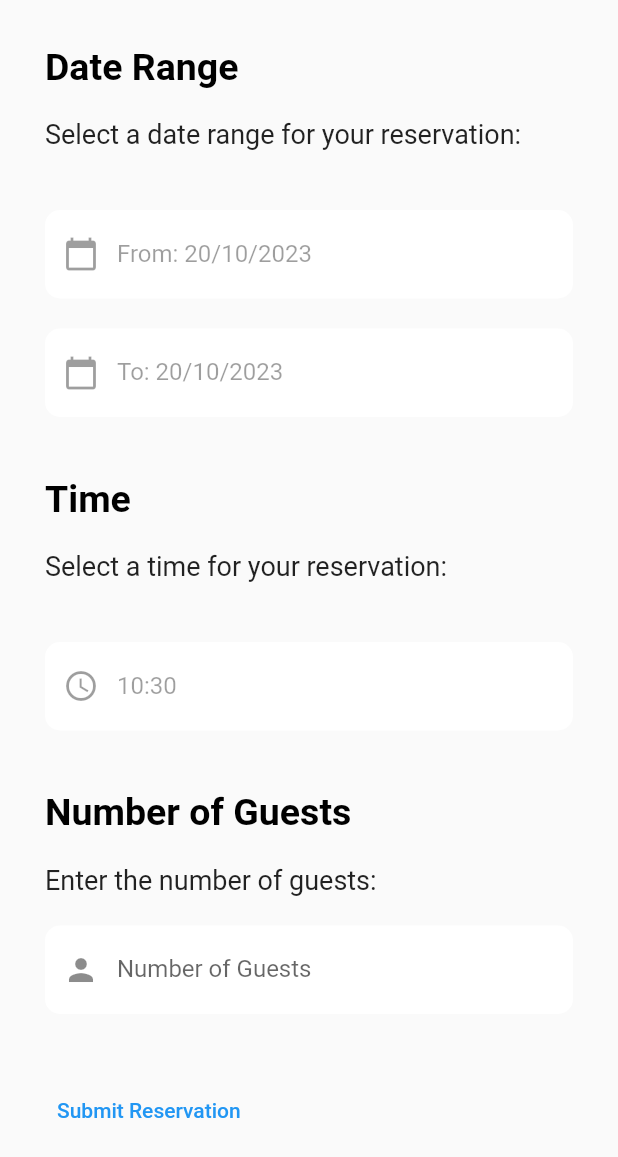
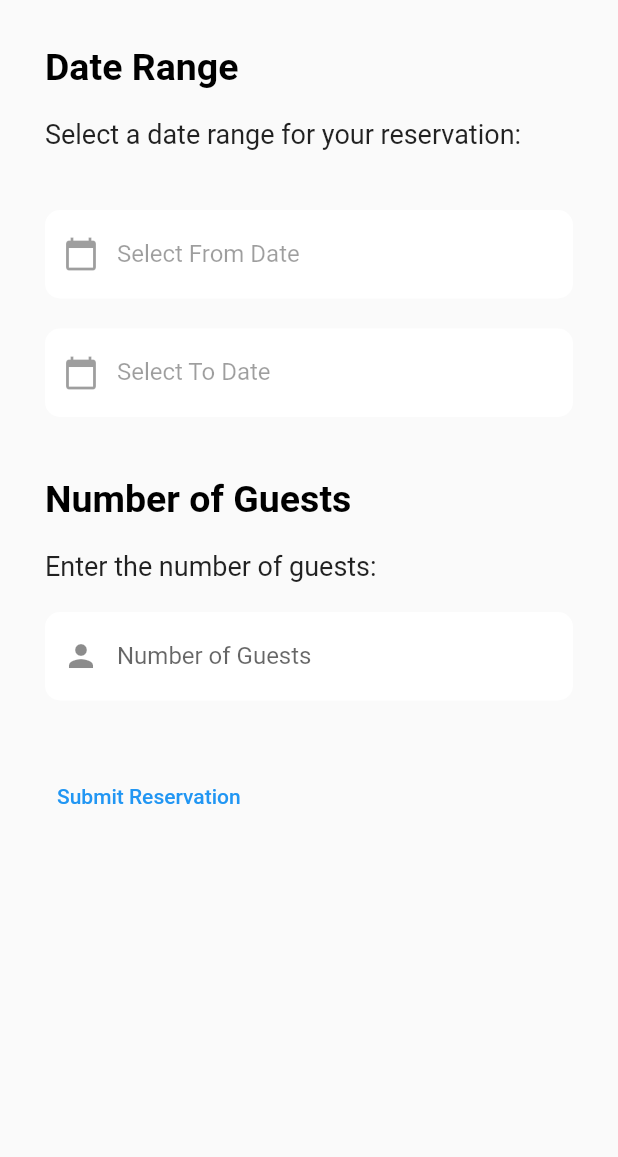
Before and after one commit to RahmaAlaghbari/final, a Flutter app: the ReservationPage screen opened directly, on a phone screen of 412 x 824 dp. Shown: the top 1157 px of the screen. Run offline on Flutter 3.47's test engine with Material 2 defaults, Android fonts, the phone set to English and light mode, and no system bars; our stand-ins replace carousel_slider, dio, flutter_rating_bar, shared_preferences; missing offline and left inert: dart:ffi; accounts and stored records are empty.

Commit message:
friday
hotel id

```diff
--- a/finalproject/lib/MainPages/reservation_page.dart
+++ b/finalproject/lib/MainPages/reservation_page.dart
@@ -10,11 +10,9 @@ class ReservationPage extends StatefulWidget {
 }
 
 class _ReservationPageState extends State<ReservationPage> {
-  DateTime fromDate = DateTime.now(); // Initialize with default value
-  DateTime toDate = DateTime.now(); // Initialize with default value
-  TimeOfDay selectedTime = TimeOfDay.now(); // Initialize with default value
-  String? numberOfGuests;
-
+  TextEditingController fromdateCtr = TextEditingController();
+  TextEditingController todateCtr = TextEditingController();// Initialize with default value
+  int? numberOfGuests;
   Future<void> _selectDate(BuildContext context, bool isFromDate) async {
     final DateTime? pickedDate = await showDatePicker(
       context: context,
@@ -23,54 +21,19 @@ class _ReservationPageState extends State<ReservationPage> {
       lastDate: DateTime.now().add(Duration(days: 365)),
     );
 
-
-
-
-
     if (pickedDate != null) {
+      final formattedDate =
+          '${pickedDate.day}/${pickedDate.month}/${pickedDate.year}';
       setState(() {
         if (isFromDate) {
-          fromDate = pickedDate;
+          fromdateCtr.text = formattedDate;
         } else {
-          toDate = pickedDate;
+          todateCtr.text = formattedDate;
         }
       });
     }
   }
 
-  Future<void> _selectTime(BuildContext context) async {
-    final TimeOfDay? pickedTime = await showTimePicker(
-      context: context,
-      initialTime: TimeOfDay.now(),
-    );
-
-    if (pickedTime != null) {
-      setState(() {
-        selectedTime = pickedTime;
-      });
-    }
-  }
-
-  Future<void> submitReservation() async {
-    final url = 'https://652b9ff8d0d1df5273ee8a8e.mockapi.io/hotels2/reservation';
-
-    final reservationData = {
-      'fromDate': fromDate.toString(),
-      'toDate': toDate.toString(),
-      'selectedTime': selectedTime.format(context),
-      'numberOfGuests': numberOfGuests,
-    };
-
-    final response = await http.post(Uri.parse(url), body: reservationData);
-
-    if (response.statusCode == 201) {
-      // Reservation submitted successfully
-      print('Reservation submitted successfully');
-    } else {
-      // Error occurred while submitting reservation
-      print('Error submitting reservation. Status code: ${response.statusCode}');
-    }
-  }
 
   @override
 
@@ -81,9 +44,7 @@ class _ReservationPageState extends State<ReservationPage> {
   String error="";
 
 
-  var fromdateCtr=TextEditingController();
-  var todateCtr=TextEditingController();
-  var timeCtr=TextEditingController();
+
   var useridCtr=TextEditingController();
   var hotelidCtr=TextEditingController();
   var numguestsCtr=TextEditingController();
@@ -125,8 +86,8 @@ class _ReservationPageState extends State<ReservationPage> {
 
                 enabled: false,
                 decoration: InputDecoration(
-                  labelText: fromDate != null
-                      ? 'From: ${fromDate.day}/${fromDate.month}/${fromDate.year}'
+                  labelText: fromdateCtr.text.isNotEmpty
+                      ? 'From: ${fromdateCtr.text}'
                       : 'Select From Date',
                   prefixIcon: Icon(Icons.calendar_today),
                   filled: true,
@@ -164,8 +125,8 @@ class _ReservationPageState extends State<ReservationPage> {
 
                 enabled: false,
                 decoration: InputDecoration(
-                  labelText: toDate != null
-                      ? 'To: ${toDate.day}/${toDate.month}/${toDate.year}'
+                  labelText: todateCtr.text.isNotEmpty
+                      ? 'To: ${todateCtr.text}'
                       : 'Select To Date',
                   prefixIcon: Icon(Icons.calendar_today),
                   filled: true,
@@ -190,61 +151,7 @@ class _ReservationPageState extends State<ReservationPage> {
 
               ),
             ),
-            SizedBox(height: 40.0),
-            Text(
-              'Time',
-              style: TextStyle(
-                fontSize: 25.0,
-                fontWeight: FontWeight.bold,
-                color: Colors.black,
-              ),
-            ),
-            SizedBox(height: 20.0),
-            Text(
-              'Select a time for your reservation:',
-              style: TextStyle(
-                fontSize: 18.0,
-              ),
-            ),
-            SizedBox(height: 40.0),
-            InkWell(
-              onTap: () {
-                _selectTime(context);
-              },
-              child: TextFormField(
 
-                controller: timeCtr,
-                keyboardType: TextInputType.number,
-                autovalidateMode: AutovalidateMode.onUserInteraction,
-
-                enabled: false,
-                decoration: InputDecoration(
-                  labelText: selectedTime != null
-                      ? '${selectedTime.hour}:${selectedTime.minute}'
-                      : 'Select Time',
-                  prefixIcon: Icon(Icons.access_time),
-                  filled: true,
-                  fillColor: Colors.white,
-                  border: OutlineInputBorder(
-                    borderRadius: BorderRadius.circular(10.0),
-                    borderSide: BorderSide.none,
-                  ),
-                ),
-
-                validator: (val){
-                  if(val == ""){
-                    return "value is null";}
-                  if(val != null){
-                    if(val.length <3){
-                      return "name must be more than 3 chars";
-                    }
-
-                  }
-                }
-                ,
-
-              ),
-            ),
             SizedBox(height: 40.0),
             Text(
               'Number of Guests',
@@ -278,7 +185,7 @@ class _ReservationPageState extends State<ReservationPage> {
               ),
               onChanged: (value) {
                 setState(() {
-                  numberOfGuests = value;
+                  numberOfGuests = value as int?;
                 });
               },
 
@@ -303,8 +210,10 @@ class _ReservationPageState extends State<ReservationPage> {
 
 
           if (loading) CircularProgressIndicator() else TextButton(onPressed: ()async{
+
       if(formKey.currentState!.validate()){
         try{
+
           setState(() {
             loading=true;
             issuccess=false;
@@ -312,18 +221,18 @@ class _ReservationPageState extends State<ReservationPage> {
 
           });
           var date={
-            "fromdate":int.parse(fromdateCtr.text),
-            "todate":int.parse(todateCtr.text),
-            "time":int.parse(timeCtr.text),
-            "userid":"88",
-            "hotelid":"77",
+            "fromdate":fromdateCtr.text,
+            "todate":todateCtr.text,
+            "userid":88,
+            "hotelid":77,
             "numguests":int.parse(numguestsCtr.text),
 
+          };
 
+          var addRes=await ReservationRepository().addd(ReservationModel.fromJson(date));
+          print("###################################${addRes}");
+          if(addRes==true){
 
-          };
-          var addRes=await ReservationRepository().addd(ReservationModel.fromJson(date));
-          if(addRes!=true){
             setState(() {
               loading=false;
               issuccess=true;
--- a/finalproject/lib/main.dart
+++ b/finalproject/lib/main.dart
@@ -32,7 +32,7 @@ class MyApp extends StatelessWidget {
 
           primarySwatch: Colors.blue,
         ),
-        home: ReservationPage(),
+        home: LoginPage(),
         //home: ProfilePage(),
         //home: FooterBar(),
         //home:HotelColumn(),
--- a/finalproject/lib/models/reservation_model.dart
+++ b/finalproject/lib/models/reservation_model.dart
@@ -2,7 +2,7 @@ class ReservationModel {
   ReservationModel({
       this.fromdate,
       this.todate,
-      this.time,
+
       this.userid,
       this.hotelid,
       this.numguests,
@@ -11,29 +11,29 @@ class ReservationModel {
   ReservationModel.fromJson(dynamic json) {
     fromdate = json['fromdate'];
     todate = json['todate'];
-    time = json['time'];
+
     userid = json['userid'];
     hotelid = json['hotelid'];
     numguests = json['numguests'];
     id = json['id'];
   }
-  int? fromdate;
-  int? todate;
-  int? time;
+  String? fromdate;
+  String? todate;
+
   int? userid;
   int? hotelid;
   int? numguests;
   String? id;
-ReservationModel copyWith({  int? fromdate,
-  int? todate,
-  int? time,
+ReservationModel copyWith({  String? fromdate,
+  String? todate,
+
   int? userid,
   int? hotelid,
   int? numguests,
   String? id,
 }) => ReservationModel(  fromdate: fromdate ?? this.fromdate,
   todate: todate ?? this.todate,
-  time: time ?? this.time,
+
   userid: userid ?? this.userid,
   hotelid: hotelid ?? this.hotelid,
   numguests: numguests ?? this.numguests,
@@ -43,7 +43,7 @@ ReservationModel copyWith({  int? fromdate,
     final map = <String, dynamic>{};
     map['fromdate'] = fromdate;
     map['todate'] = todate;
-    map['time'] = time;
+
     map['userid'] = userid;
     map['hotelid'] = hotelid;
     map['numguests'] = numguests;
--- a/finalproject/lib/repository/autho.dart
+++ b/finalproject/lib/repository/autho.dart
@@ -12,6 +12,7 @@ class AuthenticationProviderr {
 
   Future<bool> login(String email, String password) async {
     try {
+      await Future.delayed(Duration(milliseconds: 300));
       // Make an API request to authenticate the user
       Response response = await _dio.get('https://65253db067cfb1e59ce6f039.mockapi.io/hotelusers/users');
 
--- a/finalproject/lib/repository/hotel_repo.dart
+++ b/finalproject/lib/repository/hotel_repo.dart
@@ -1,6 +1,7 @@
 import 'package:dio/dio.dart';
 
 import '../models/hotel_model.dart';
+import 'authontication.dart';
 
 
 class HotelRepository{
@@ -42,6 +43,9 @@ class HotelRepository{
 
       if (response.statusCode == 200) {
         var res = response.data;
+
+        AuthenticationProvider.hotelid(res["id"]);
+        print("###################################${res["id"]}");
 
         return  HotelModel.fromJson(res);
       }
--- a/finalproject/lib/repository/reservation_repo.dart
+++ b/finalproject/lib/repository/reservation_repo.dart
@@ -55,8 +55,11 @@ class ReservationRepository{
   }
 
   Future<Object> addd(ReservationModel obj)async{
+    print("###################################${obj}");
     try{
-      await Future.delayed(Duration(milliseconds: 300));
+
+
+      await Future.delayed(Duration(milliseconds: 3000));
       var addRes = await dio.post('https://652b9ff8d0d1df5273ee8a8e.mockapi.io/hotels2/reservation', data: obj.toJson());
       print("###########################################add res: ${addRes}");
       if (addRes.statusCode == 200) {
```
Also changed, not shown: finalproject/lib/MainPages/Hotels_page.dart (+4 -8 lines), finalproject/lib/repository/authontication.dart (+9 -1 lines).
